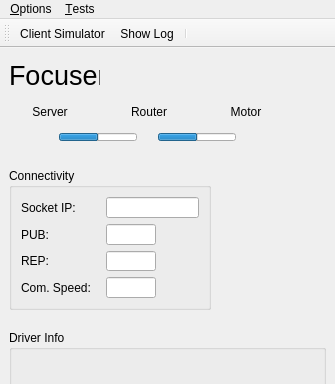
Before: the Qt Designer form assets/ui/main.ui in dev-LNA/HostFocuser160, drawn with Qt 5; both pictures show x 0 to 335 and y 0 to 384 of the 335 by 577 pixel window.
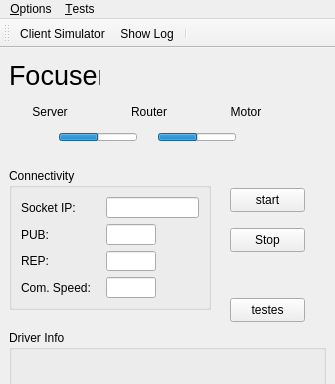
After: the same form once the commit is applied. Icons and pictures are not drawn.

Diff of the .ui file:
```diff
--- a/assets/ui/main.ui
+++ b/assets/ui/main.ui
@@ -260,7 +260,7 @@
         </spacer>
        </item>
        <item>
-        <widget class="QLabel" name="ledRouter_2">
+        <widget class="QLabel" name="ledServer">
          <property name="sizePolicy">
           <sizepolicy hsizetype="Fixed" vsizetype="Fixed">
            <horstretch>0</horstretch>
@@ -908,7 +908,7 @@
         </widget>
        </item>
        <item>
-        <widget class="QLabel" name="ledServer">
+        <widget class="QLabel" name="ledRouter">
          <property name="sizePolicy">
           <sizepolicy hsizetype="Fixed" vsizetype="Fixed">
            <horstretch>0</horstretch>
@@ -944,15 +944,15 @@
               <gradient centralx="0.500000000000000" centraly="0.500000000000000" focalx="0.602000000000000" focaly="0.630682000000000" radius="0.486000000000000" type="RadialGradient" spread="ReflectSpread" coordinatemode="ObjectBoundingMode">
                <gradientstop position="0.000000000000000">
                 <color alpha="239">
-                 <red>68</red>
-                 <green>255</green>
-                 <blue>0</blue>
+                 <red>255</red>
+                 <green>76</green>
+                 <blue>76</blue>
                 </color>
                </gradientstop>
                <gradientstop position="1.000000000000000">
                 <color alpha="239">
-                 <red>0</red>
-                 <green>157</green>
+                 <red>157</red>
+                 <green>0</green>
                  <blue>0</blue>
                 </color>
                </gradientstop>
@@ -1027,15 +1027,15 @@
               <gradient centralx="0.500000000000000" centraly="0.500000000000000" focalx="0.602000000000000" focaly="0.630682000000000" radius="0.486000000000000" type="RadialGradient" spread="ReflectSpread" coordinatemode="ObjectBoundingMode">
                <gradientstop position="0.000000000000000">
                 <color alpha="239">
-                 <red>68</red>
-                 <green>255</green>
-                 <blue>0</blue>
+                 <red>255</red>
+                 <green>76</green>
+                 <blue>76</blue>
                 </color>
                </gradientstop>
                <gradientstop position="1.000000000000000">
                 <color alpha="239">
-                 <red>0</red>
-                 <green>157</green>
+                 <red>157</red>
+                 <green>0</green>
                  <blue>0</blue>
                 </color>
                </gradientstop>
@@ -1047,15 +1047,15 @@
               <gradient centralx="0.500000000000000" centraly="0.500000000000000" focalx="0.602000000000000" focaly="0.630682000000000" radius="0.486000000000000" type="RadialGradient" spread="ReflectSpread" coordinatemode="ObjectBoundingMode">
                <gradientstop position="0.000000000000000">
                 <color alpha="239">
-                 <red>68</red>
-                 <green>255</green>
-                 <blue>0</blue>
+                 <red>255</red>
+                 <green>76</green>
+                 <blue>76</blue>
                 </color>
                </gradientstop>
                <gradientstop position="1.000000000000000">
                 <color alpha="239">
-                 <red>0</red>
-                 <green>157</green>
+                 <red>157</red>
+                 <green>0</green>
                  <blue>0</blue>
                 </color>
                </gradientstop>
@@ -1132,15 +1132,15 @@
               <gradient centralx="0.500000000000000" centraly="0.500000000000000" focalx="0.602000000000000" focaly="0.630682000000000" radius="0.486000000000000" type="RadialGradient" spread="ReflectSpread" coordinatemode="ObjectBoundingMode">
                <gradientstop position="0.000000000000000">
                 <color alpha="239">
-                 <red>68</red>
-                 <green>255</green>
-                 <blue>0</blue>
+                 <red>255</red>
+                 <green>76</green>
+                 <blue>76</blue>
                 </color>
                </gradientstop>
                <gradientstop position="1.000000000000000">
                 <color alpha="239">
-                 <red>0</red>
-                 <green>157</green>
+                 <red>157</red>
+                 <green>0</green>
                  <blue>0</blue>
                 </color>
                </gradientstop>
@@ -1215,15 +1215,15 @@
               <gradient centralx="0.500000000000000" centraly="0.500000000000000" focalx="0.602000000000000" focaly="0.630682000000000" radius="0.486000000000000" type="RadialGradient" spread="ReflectSpread" coordinatemode="ObjectBoundingMode">
                <gradientstop position="0.000000000000000">
                 <color alpha="239">
-                 <red>68</red>
-                 <green>255</green>
-                 <blue>0</blue>
+                 <red>255</red>
+                 <green>76</green>
+                 <blue>76</blue>
                 </color>
                </gradientstop>
                <gradientstop position="1.000000000000000">
                 <color alpha="239">
-                 <red>0</red>
-                 <green>157</green>
+                 <red>157</red>
+                 <green>0</green>
                  <blue>0</blue>
                 </color>
                </gradientstop>
@@ -1235,15 +1235,15 @@
               <gradient centralx="0.500000000000000" centraly="0.500000000000000" focalx="0.602000000000000" focaly="0.630682000000000" radius="0.486000000000000" type="RadialGradient" spread="ReflectSpread" coordinatemode="ObjectBoundingMode">
                <gradientstop position="0.000000000000000">
                 <color alpha="239">
-                 <red>68</red>
-                 <green>255</green>
-                 <blue>0</blue>
+                 <red>255</red>
+                 <green>76</green>
+                 <blue>76</blue>
                 </color>
                </gradientstop>
                <gradientstop position="1.000000000000000">
                 <color alpha="239">
-                 <red>0</red>
-                 <green>157</green>
+                 <red>157</red>
+                 <green>0</green>
                  <blue>0</blue>
                 </color>
                </gradientstop>
@@ -1320,15 +1320,15 @@
               <gradient centralx="0.500000000000000" centraly="0.500000000000000" focalx="0.602000000000000" focaly="0.630682000000000" radius="0.486000000000000" type="RadialGradient" spread="ReflectSpread" coordinatemode="ObjectBoundingMode">
                <gradientstop position="0.000000000000000">
                 <color alpha="239">
-                 <red>68</red>
-                 <green>255</green>
-                 <blue>0</blue>
+                 <red>255</red>
+                 <green>76</green>
+                 <blue>76</blue>
                 </color>
                </gradientstop>
                <gradientstop position="1.000000000000000">
                 <color alpha="239">
-                 <red>0</red>
-                 <green>157</green>
+                 <red>157</red>
+                 <green>0</green>
                  <blue>0</blue>
                 </color>
                </gradientstop>
@@ -1403,15 +1403,15 @@
               <gradient centralx="0.500000000000000" centraly="0.500000000000000" focalx="0.602000000000000" focaly="0.630682000000000" radius="0.486000000000000" type="RadialGradient" spread="ReflectSpread" coordinatemode="ObjectBoundingMode">
                <gradientstop position="0.000000000000000">
                 <color alpha="239">
-                 <red>68</red>
-                 <green>255</green>
-                 <blue>0</blue>
+                 <red>255</red>
+                 <green>76</green>
+                 <blue>76</blue>
                 </color>
                </gradientstop>
                <gradientstop position="1.000000000000000">
                 <color alpha="239">
-                 <red>0</red>
-                 <green>157</green>
+                 <red>157</red>
+                 <green>0</green>
                  <blue>0</blue>
                 </color>
                </gradientstop>
@@ -1423,15 +1423,15 @@
               <gradient centralx="0.500000000000000" centraly="0.500000000000000" focalx="0.602000000000000" focaly="0.630682000000000" radius="0.486000000000000" type="RadialGradient" spread="ReflectSpread" coordinatemode="ObjectBoundingMode">
                <gradientstop position="0.000000000000000">
                 <color alpha="239">
-                 <red>68</red>
-                 <green>255</green>
-                 <blue>0</blue>
+                 <red>255</red>
+                 <green>76</green>
+                 <blue>76</blue>
                 </color>
                </gradientstop>
                <gradientstop position="1.000000000000000">
                 <color alpha="239">
-                 <red>0</red>
-                 <green>157</green>
+                 <red>157</red>
+                 <green>0</green>
                  <blue>0</blue>
                 </color>
                </gradientstop>
@@ -1547,7 +1547,7 @@
         </widget>
        </item>
        <item>
-        <widget class="QLabel" name="ledRouter">
+        <widget class="QLabel" name="ledMotor">
          <property name="sizePolicy">
           <sizepolicy hsizetype="Fixed" vsizetype="Fixed">
            <horstretch>0</horstretch>
@@ -2330,6 +2330,45 @@
      <string>Driver Info</string>
     </property>
    </widget>
+   <widget class="QPushButton" name="btnTestes">
+    <property name="geometry">
+     <rect>
+      <x>230</x>
+      <y>250</y>
+      <width>75</width>
+      <height>24</height>
+     </rect>
+    </property>
+    <property name="text">
+     <string>testes</string>
+    </property>
+   </widget>
+   <widget class="QPushButton" name="btnStart">
+    <property name="geometry">
+     <rect>
+      <x>230</x>
+      <y>140</y>
+      <width>75</width>
+      <height>24</height>
+     </rect>
+    </property>
+    <property name="text">
+     <string>start</string>
+    </property>
+   </widget>
+   <widget class="QPushButton" name="btnStop">
+    <property name="geometry">
+     <rect>
+      <x>230</x>
+      <y>180</y>
+      <width>75</width>
+      <height>24</height>
+     </rect>
+    </property>
+    <property name="text">
+     <string>Stop</string>
+    </property>
+   </widget>
   </widget>
   <widget class="QMenuBar" name="menubar">
    <property name="geometry">
```
Left out of the diff: 2 changed lines with no effect on the pictures.
